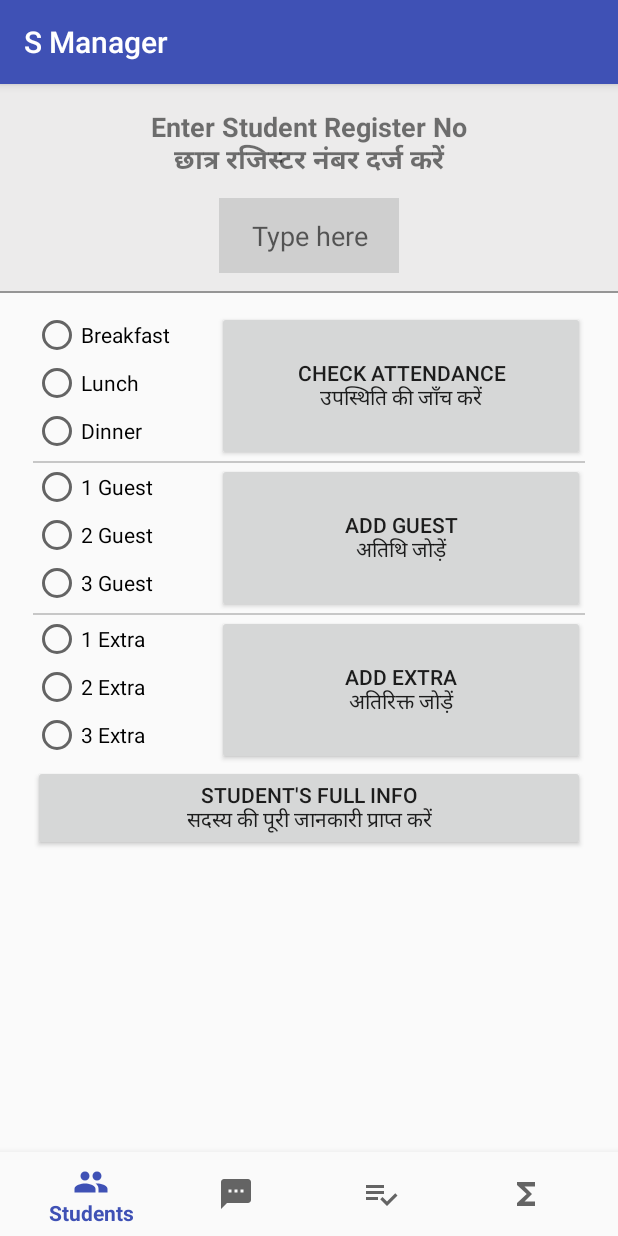
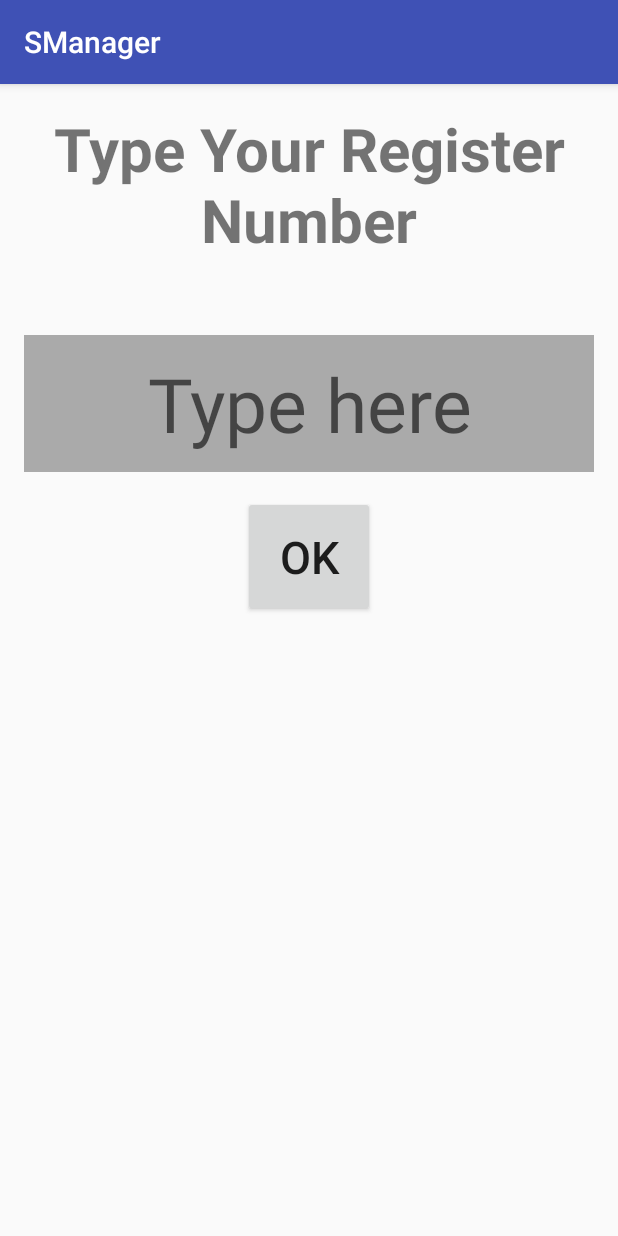
Before and after one commit to bhoomikbhamawat/Smanager, an Android app: the FragmentAttendance screen opened directly, with no data from a screen before it, after a tap on an icon or button, on a phone screen of 412 x 824 dp. Run offline under Robolectric (Android 15) with nearby library versions, the light colour scheme and no system bars; libraries missing offline, so code that uses them is left out: com.google.api.client, com.google.api.services; 3 statements that could not run were skipped.

Commit message:
activity local_attendence & removed RadioGroup

```diff
--- a/app/src/main/AndroidManifest.xml
+++ b/app/src/main/AndroidManifest.xml
@@ -12,7 +12,8 @@
         android:label="@string/app_name"
         android:supportsRtl="true"
         android:theme="@style/AppTheme">
-        <activity android:name=".StudentProfile"></activity>
+        <activity android:name=".LocalAttendence"></activity>
+        <activity android:name=".StudentProfile" />
         <activity
             android:name=".MainActivity"
             android:label="S Manager"
--- a/app/src/main/java/com/jain/shreyash/smanager/FragmentAttendance.java
+++ b/app/src/main/java/com/jain/shreyash/smanager/FragmentAttendance.java
@@ -123,7 +123,7 @@ public class FragmentAttendance extends Fragment {
         chk_att.setOnClickListener(new View.OnClickListener() {
             @Override
             public void onClick(View view) {
-                if(student_reg_no.getText().toString().isEmpty()){
+              /*  if(student_reg_no.getText().toString().isEmpty()){
                     Toast.makeText(getActivity().getApplicationContext(), "First enter Register Number\nरजिस्टर नंबर दर्ज करें",
                             Toast.LENGTH_LONG).show();
                 }
@@ -137,7 +137,13 @@ public class FragmentAttendance extends Fragment {
 
 
                     new AttendanceRequestTask(mCredential).execute();
-                }
+                }*/
+
+
+              Intent i=new Intent(getContext(),LocalAttendence.class);
+              startActivity(i);
+
+
             }
         });
 
@@ -185,7 +191,7 @@ public class FragmentAttendance extends Fragment {
         accountName="sattvikmess@gmail.com";
         mCredential.setSelectedAccountName(accountName);
 
-        RadioGroup radioGroup = (RadioGroup) view.findViewById(R.id.RGroup);
+        /*RadioGroup radioGroup = (RadioGroup) view.findViewById(R.id.RGroup);
         radioGroup.setOnCheckedChangeListener(new RadioGroup.OnCheckedChangeListener() {
 
             @Override
@@ -206,7 +212,7 @@ public class FragmentAttendance extends Fragment {
                 }
             }
 
-        });
+        });*/
 
         RadioGroup radioGroupGuest = (RadioGroup) view.findViewById(R.id.RGroupguest);
         radioGroupGuest.setOnCheckedChangeListener(new RadioGroup.OnCheckedChangeListener() {
--- a/app/src/main/java/com/jain/shreyash/smanager/FragmentFunctions.java
+++ b/app/src/main/java/com/jain/shreyash/smanager/FragmentFunctions.java
@@ -89,7 +89,7 @@ public class FragmentFunctions extends Fragment {
         accountName = "sattvikmess@gmail.com";
         mCredential.setSelectedAccountName(accountName);
 
-        RadioGroup radioGroup = (RadioGroup) view.findViewById(R.id.RGroup);
+      //  RadioGroup radioGroup = (RadioGroup) view.findViewById(R.id.RGroup);
 
         StringBuilder columnName = new StringBuilder();
         int columnNumber = today_column;
--- /dev/null
+++ b/app/src/main/java/com/jain/shreyash/smanager/LocalAttendence.java
@@ -0,0 +1,13 @@
+package com.jain.shreyash.smanager;
+
+import android.support.v7.app.AppCompatActivity;
+import android.os.Bundle;
+
+public class LocalAttendence extends AppCompatActivity {
+
+    @Override
+    protected void onCreate(Bundle savedInstanceState) {
+        super.onCreate(savedInstanceState);
+        setContentView(R.layout.activity_local_attendence);
+    }
+}
--- /dev/null
+++ b/app/src/main/res/layout/activity_local_attendence.xml
@@ -0,0 +1,58 @@
+<?xml version="1.0" encoding="utf-8"?>
+<ScrollView xmlns:android="http://schemas.android.com/apk/res/android"
+    xmlns:app="http://schemas.android.com/apk/res-auto"
+    xmlns:tools="http://schemas.android.com/tools"
+    android:layout_width="match_parent"
+    android:layout_height="match_parent"
+    tools:context=".LocalAttendence">
+
+
+    <LinearLayout
+        android:layout_width="match_parent"
+        android:layout_height="wrap_content"
+        android:orientation="vertical"
+        android:id="@+id/local_parent_ll"
+        android:padding="16dp">
+        <TextView
+            android:layout_width="match_parent"
+            android:layout_height="wrap_content"
+            android:textStyle="bold"
+            android:text="Type Your Register Number"
+            android:textSize="40dp"
+            android:gravity="center"
+            android:layout_marginBottom="50dp"
+            android:id="@+id/register_no"
+            />
+        <EditText
+            android:layout_width="match_parent"
+            android:layout_height="wrap_content"
+            android:id="@+id/local_edit_text"
+            android:padding="12dp"
+            android:hint="Type here"
+            android:textSize="50dp"
+            android:background="@android:color/darker_gray"
+            android:gravity="center"/>
+
+        <Button
+            android:id="@+id/button_ok"
+            android:layout_width="wrap_content"
+            android:layout_height="wrap_content"
+            android:gravity="center"
+            android:padding="20dp"
+            android:text="OK"
+            android:textSize="30dp"
+            android:layout_gravity="center"
+            android:layout_marginTop="16dp"
+
+
+            />
+        <TextView
+            android:layout_width="match_parent"
+            android:layout_height="wrap_content"
+            android:layout_marginTop="15dp"
+            android:textSize="22dp"
+            android:id="@+id/set_text_on_local_page"/>
+    </LinearLayout>
+
+
+</ScrollView>
--- a/app/src/main/res/layout/fragment_attendance.xml
+++ b/app/src/main/res/layout/fragment_attendance.xml
@@ -65,40 +65,7 @@
                 android:weightSum="3"
 
                 android:orientation="horizontal">
-                <LinearLayout
 
-                    android:layout_height="wrap_content"
-                    android:orientation="vertical"
-                    android:layout_weight="2"
-                    android:layout_width="fill_parent">
-                    <RadioGroup
-                        android:layout_width="wrap_content"
-                        android:layout_height="wrap_content"
-                        android:id="@+id/RGroup">
-
-                    <RadioButton
-                        android:layout_width="wrap_content"
-                        android:layout_height="wrap_content"
-                        android:text="Breakfast"
-                        android:id="@+id/breakfast_radio"/>
-                    <RadioButton
-                        android:layout_width="wrap_content"
-                        android:layout_height="wrap_content"
-                        android:text="Lunch"
-                        android:id="@+id/lunch_radio"/>
-                    <RadioButton
-                        android:layout_width="wrap_content"
-                        android:layout_height="wrap_content"
-                        android:text="Dinner"
-                        android:id="@+id/dinner_radio" />
-                    </RadioGroup>
-
-
-
-
-
-
-                </LinearLayout>
         <Button
 
             android:layout_weight="1"
```
